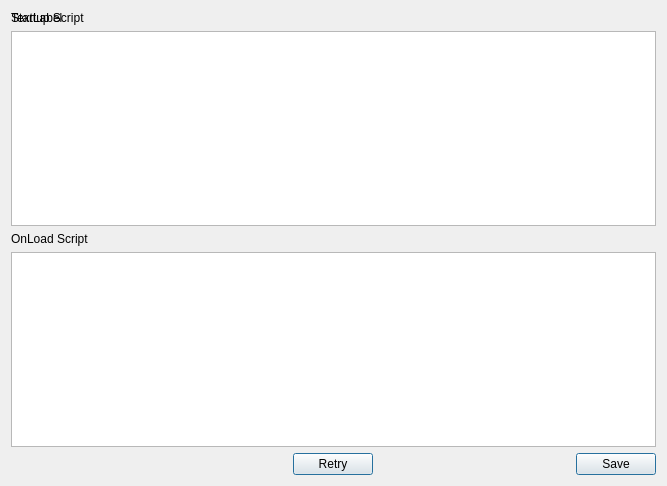
The window that src/dialogs/preferences/InitializationFileEditor.ui (radareorg/iaito) describes before a commit, drawn with Qt 5.
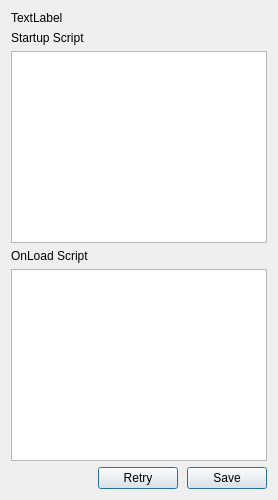
The same window after the commit.

Commit message: Improve preferences window layout

What changed in the file:
```diff
--- a/src/dialogs/preferences/InitializationFileEditor.ui
+++ b/src/dialogs/preferences/InitializationFileEditor.ui
@@ -2,59 +2,53 @@
 <ui version="4.0">
  <class>InitializationFileEditor</class>
  <widget class="QWidget" name="InitializationFileEditor">
-  <property name="geometry">
-   <rect>
-    <x>0</x>
-    <y>0</y>
-    <width>667</width>
-    <height>486</height>
-   </rect>
-  </property>
   <property name="windowTitle">
    <string>Startup Script Editor</string>
   </property>
-  <layout class="QGridLayout" name="gridLayout">
-   <item row="0" column="0">
+  <layout class="QVBoxLayout" name="verticalLayout">
+   <item>
     <widget class="QLabel" name="iaitoRCLoaded">
      <property name="text">
       <string>TextLabel</string>
      </property>
     </widget>
    </item>
-   <item row="4" column="2">
-    <widget class="QDialogButtonBox" name="saveRC">
-     <property name="maximumSize">
-      <size>
-       <width>649</width>
-       <height>16777215</height>
-      </size>
-     </property>
-     <property name="standardButtons">
-      <set>QDialogButtonBox::Save</set>
-     </property>
-    </widget>
-   </item>
-   <item row="0" column="0">
+   <item>
     <widget class="QLabel" name="iaitoRCLoaded_1">
      <property name="text">
       <string>Startup Script</string>
      </property>
     </widget>
    </item>
-   <item row="1" column="0" colspan="3">
+   <item>
     <widget class="QPlainTextEdit" name="ConfigFileEdit"/>
    </item>
-   <item row="2" column="0">
+   <item>
     <widget class="QLabel" name="iaitoRCLoaded_2">
      <property name="text">
       <string>OnLoad Script</string>
      </property>
     </widget>
    </item>
-   <item row="3" column="0" colspan="3">
+   <item>
     <widget class="QPlainTextEdit" name="ConfigFileEdit2"/>
    </item>
-   <item row="4" column="1">
+   <item>
+    <layout class="QHBoxLayout" name="buttonsLayout">
+     <item>
+      <spacer name="horizontalSpacer">
+       <property name="orientation">
+        <enum>Qt::Horizontal</enum>
+       </property>
+       <property name="sizeHint" stdset="0">
+        <size>
+         <width>40</width>
+         <height>20</height>
+        </size>
+       </property>
+      </spacer>
+     </item>
+     <item>
     <widget class="QDialogButtonBox" name="executeNow">
      <property name="standardButtons">
       <set>QDialogButtonBox::Retry</set>
@@ -63,6 +57,15 @@
       <bool>false</bool>
      </property>
     </widget>
+     </item>
+     <item>
+      <widget class="QDialogButtonBox" name="saveRC">
+       <property name="standardButtons">
+        <set>QDialogButtonBox::Save</set>
+       </property>
+      </widget>
+     </item>
+    </layout>
    </item>
   </layout>
  </widget>
```
Lines whose indentation alone changed are shown as unchanged. The commit also changes 13 other files.
